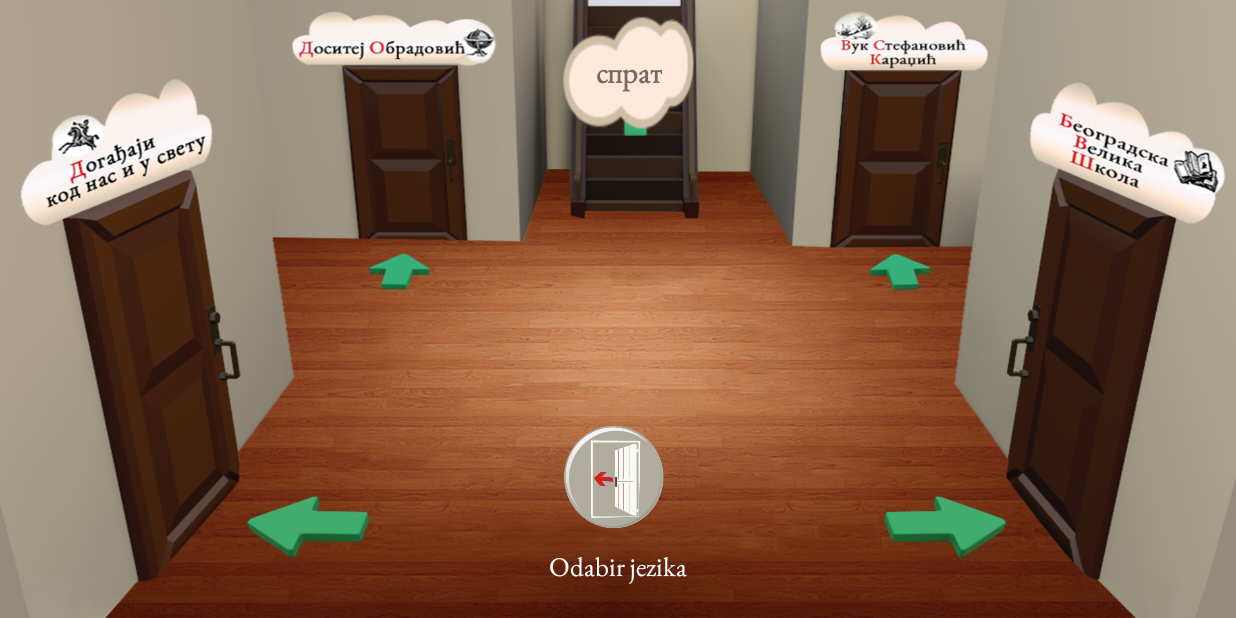
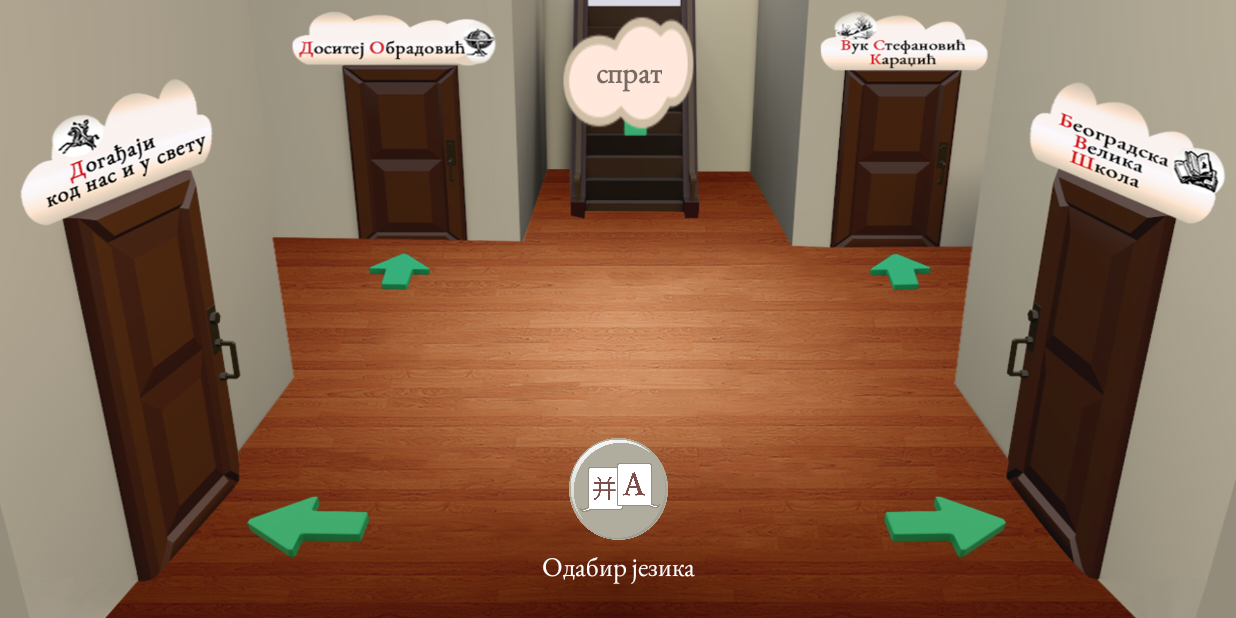
Before and after one commit to ITSnarodniMuzej/NarodniMuzejAndroidMultilingual, an Android app: the ChooseRoomActivity screen opened directly, with no data from a screen before it, on a phone screen of 824 x 412 dp (held sideways). Run offline under Robolectric (Android 15) with nearby library versions, the phone set to English and light mode, and no system bars.

Commit message:
Back to languges button

```diff
--- a/app/src/main/res/layout/activity_choose_room.xml
+++ b/app/src/main/res/layout/activity_choose_room.xml
@@ -169,7 +169,7 @@
             app:layout_constraintVertical_bias="1.0"
             app:srcCompat="@android:color/transparent" />
 
-        <RelativeLayout
+        <android.support.constraint.ConstraintLayout
             android:layout_width="wrap_content"
             android:layout_height="wrap_content"
             android:paddingBottom="20dp"
@@ -181,11 +181,7 @@
                 android:id="@+id/btnBackLanguage"
                 android:layout_width="70dp"
                 android:layout_height="70dp"
-                android:layout_marginStart="8dp"
-                android:layout_marginTop="8dp"
-                android:layout_marginEnd="8dp"
-                android:layout_marginBottom="8dp"
-                android:background="@drawable/hodnik_logo"
+                android:background="@drawable/language_back"
                 android:visibility="visible"
                 app:layout_constraintBottom_toBottomOf="parent"
                 app:layout_constraintEnd_toEndOf="parent"
@@ -195,15 +191,18 @@
             <TextView
                 android:layout_width="wrap_content"
                 android:layout_height="wrap_content"
-                android:layout_below="@+id/btnBackLanguage"
                 android:layout_centerInParent="true"
                 android:layout_marginTop="3dp"
                 android:clickable="false"
                 android:fontFamily="@font/eb_garamond"
-                android:text="Odabir jezika"
+                android:text="Одабир језика"
                 android:textSize="18sp"
-                android:textColor="#fff"/>
-        </RelativeLayout>
+                android:textColor="#fff"
+                app:layout_constraintEnd_toEndOf="parent"
+                app:layout_constraintStart_toStartOf="parent"
+                app:layout_constraintTop_toBottomOf="@+id/btnBackLanguage"/>
+
+        </android.support.constraint.ConstraintLayout>
 
     </android.support.constraint.ConstraintLayout>
 
```
Also changed, not shown: app/src/main/res/drawable/language_back.png (added).
